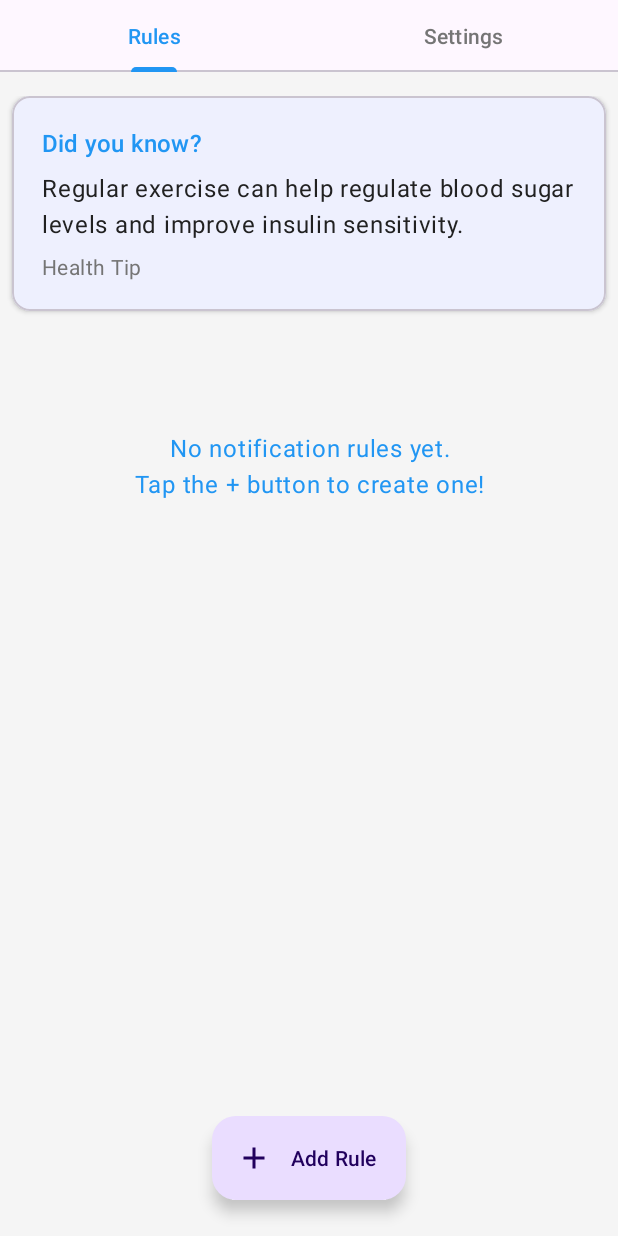
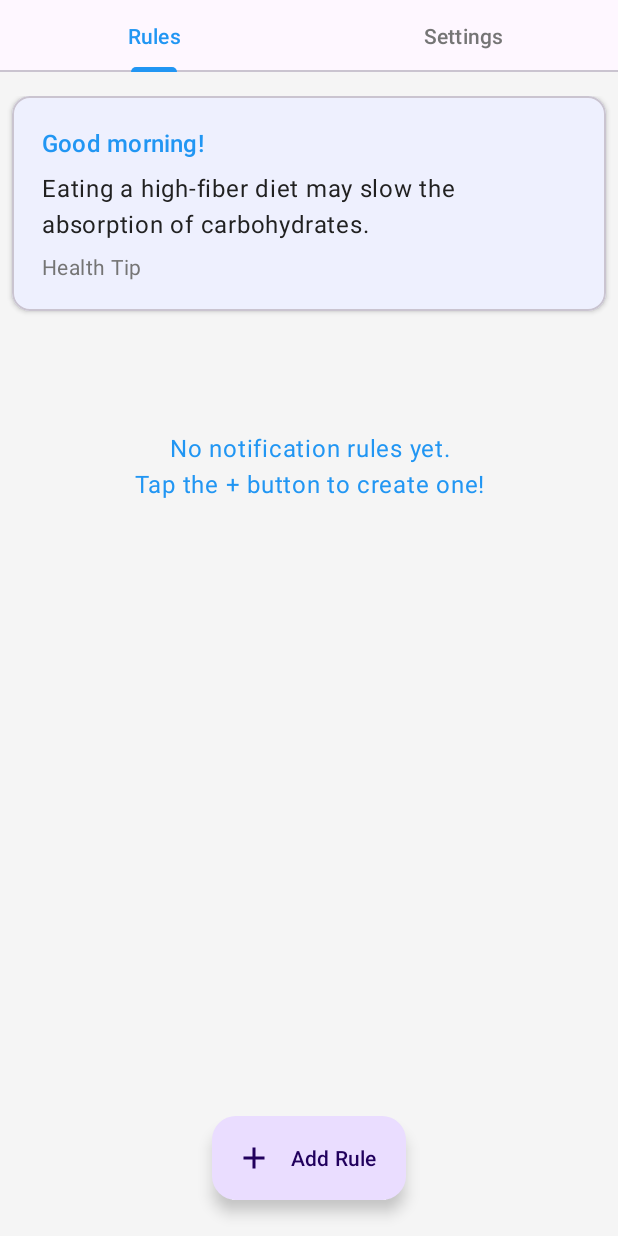
Before and after one commit to marcoperic/DiabetesNotificaionsAndroid, an Android app: the screen it shows after launch (MainActivity), on a phone screen of 412 x 824 dp. Run offline under Robolectric (Android 15) with nearby library versions, the phone set to English and light mode, and no system bars.

Commit message:
fact card is more fun

```diff
--- a/app/src/main/java/com/mperic/diabetesnotificaions/ui/RulesFragment.java
+++ b/app/src/main/java/com/mperic/diabetesnotificaions/ui/RulesFragment.java
@@ -31,6 +31,7 @@ import com.mperic.diabetesnotificaions.notification.SchedulingManager;
 import com.mperic.diabetesnotificaions.util.PreferenceManager;
 import com.mperic.diabetesnotificaions.ui.adapter.RulesAdapter;
 import com.mperic.diabetesnotificaions.model.NotificationMessage;
+import com.mperic.diabetesnotificaions.util.FactManager;
 
 import java.time.LocalTime;
 import java.util.Random;
@@ -46,6 +47,7 @@ public class RulesFragment extends Fragment {
     private PreferenceManager preferenceManager;
     private View dialogView;
     private RulesAdapter rulesAdapter;
+    private TextView greetingText;
 
     @Override
     public View onCreateView(LayoutInflater inflater, ViewGroup container, Bundle savedInstanceState) {
@@ -61,6 +63,7 @@ public class RulesFragment extends Fragment {
         View factCard = view.findViewById(R.id.factCard);
         TextView factText = factCard.findViewById(R.id.factText);
         TextView factCategory = factCard.findViewById(R.id.factCategory);
+        greetingText = view.findViewById(R.id.greetingText);
 
         // Set up RecyclerView
         rulesRecyclerView.setLayoutManager(new LinearLayoutManager(getContext()));
@@ -107,9 +110,14 @@ public class RulesFragment extends Fragment {
     }
 
     private void updateFactCard(TextView factText, TextView factCategory) {
-        // TODO: Replace with actual fact loading logic
-        factText.setText("Regular exercise can help regulate blood sugar levels and improve insulin sensitivity.");
-        factCategory.setText("Health Tip");
+        // Set greeting
+
+        greetingText.setText(FactManager.getGreeting());
+
+        // Set random fact
+        FactManager.Fact fact = FactManager.getRandomFact();
+        factText.setText(fact.getContent());
+        factCategory.setText(fact.getCategory());
     }
 
     @Override
--- /dev/null
+++ b/app/src/main/java/com/mperic/diabetesnotificaions/util/FactManager.java
@@ -0,0 +1,84 @@
+package com.mperic.diabetesnotificaions.util;
+
+import java.time.LocalTime;
+import java.util.ArrayList;
+import java.util.List;
+import java.util.Random;
+
+public class FactManager {
+    private static final List<String> GREETINGS = new ArrayList<>();
+    private static final List<Fact> FACTS = new ArrayList<>();
+    private static final Random random = new Random();
+
+    static {
+        // Initialize greetings
+        GREETINGS.add("Good morning!");
+        GREETINGS.add("Good afternoon!");
+        GREETINGS.add("Good evening!");
+        GREETINGS.add("Great to see you!");
+        GREETINGS.add("Welcome back!");
+        GREETINGS.add("Please continue taking care of yourself!");
+        GREETINGS.add("Every day is a new opportunity!");
+        GREETINGS.add("Your health matters!");
+
+        // Initialize facts
+        // Health Tips
+        FACTS.add(new Fact("Exercising regularly can help improve insulin sensitivity.", "Health Tip"));
+        FACTS.add(new Fact("Eating a high-fiber diet may slow the absorption of carbohydrates.", "Health Tip"));
+        FACTS.add(new Fact("Getting 7-9 hours of quality sleep per night is important for diabetes management.", "Health Tip"));
+
+        // Diabetes Facts
+        FACTS.add(new Fact("Diabetes increases the risk of developing nerve damage (neuropathy).", "Diabetes Fact"));
+        FACTS.add(new Fact("Proper foot care is crucial to prevent complications like foot ulcers.", "Diabetes Fact"));
+        FACTS.add(new Fact("Maintaining healthy blood pressure levels is key for cardiovascular health.", "Diabetes Fact"));
+
+        // Motivational Quotes
+        FACTS.add(new Fact("Small steps lead to big victories in your health journey.", "Motivation"));
+        FACTS.add(new Fact("Your dedication to wellness is an investment in your future.", "Motivation"));
+        FACTS.add(new Fact("Your health is the foundation for everything else in life.", "Motivation"));
+
+        // Trending Topics
+        FACTS.add(new Fact("New research shows intermittent fasting may improve blood sugar control.", "Trending Topic"));
+        FACTS.add(new Fact("The American Diabetes Association updated its nutrition recommendations.", "Trending Topic"));
+        FACTS.add(new Fact("Innovative insulin delivery devices are improving quality of life for many.", "Trending Topic"));
+
+        // Seasonal Reminders
+        FACTS.add(new Fact("Stay hydrated during hot summer months to help regulate blood sugar.", "Seasonal Reminder"));
+        FACTS.add(new Fact("Bundle up in winter to avoid blood sugar drops from cold temperatures.", "Seasonal Reminder"));
+        FACTS.add(new Fact("Don't forget to get your annual flu vaccine to prevent illness complications.", "Seasonal Reminder"));
+    }
+
+    public static String getGreeting() {
+        LocalTime now = LocalTime.now();
+        int hour = now.getHour();
+
+        if (hour >= 5 && hour < 12) {
+            return "Good morning!";
+        } else if (hour >= 12 && hour < 18) {
+            return "Good afternoon!";
+        } else {
+            // Get a random evening greeting
+            List<String> eveningGreetings = new ArrayList<>(GREETINGS);
+            eveningGreetings.remove("Good morning!");
+            eveningGreetings.remove("Good afternoon!");
+            return eveningGreetings.get(random.nextInt(eveningGreetings.size()));
+        }
+    }
+
+    public static Fact getRandomFact() {
+        return FACTS.get(random.nextInt(FACTS.size()));
+    }
+
+    public static class Fact {
+        private final String content;
+        private final String category;
+
+        public Fact(String content, String category) {
+            this.content = content;
+            this.category = category;
+        }
+
+        public String getContent() { return content; }
+        public String getCategory() { return category; }
+    }
+}
--- a/app/src/main/res/layout/layout_fact_card.xml
+++ b/app/src/main/res/layout/layout_fact_card.xml
@@ -16,9 +16,9 @@
         android:padding="20dp">
 
         <TextView
+            android:id="@+id/greetingText"
             android:layout_width="wrap_content"
             android:layout_height="wrap_content"
-            android:text="Did you know?"
             android:textAppearance="@style/TextAppearance.Material3.TitleMedium"
             android:textColor="?attr/colorPrimary"/>
 
```
